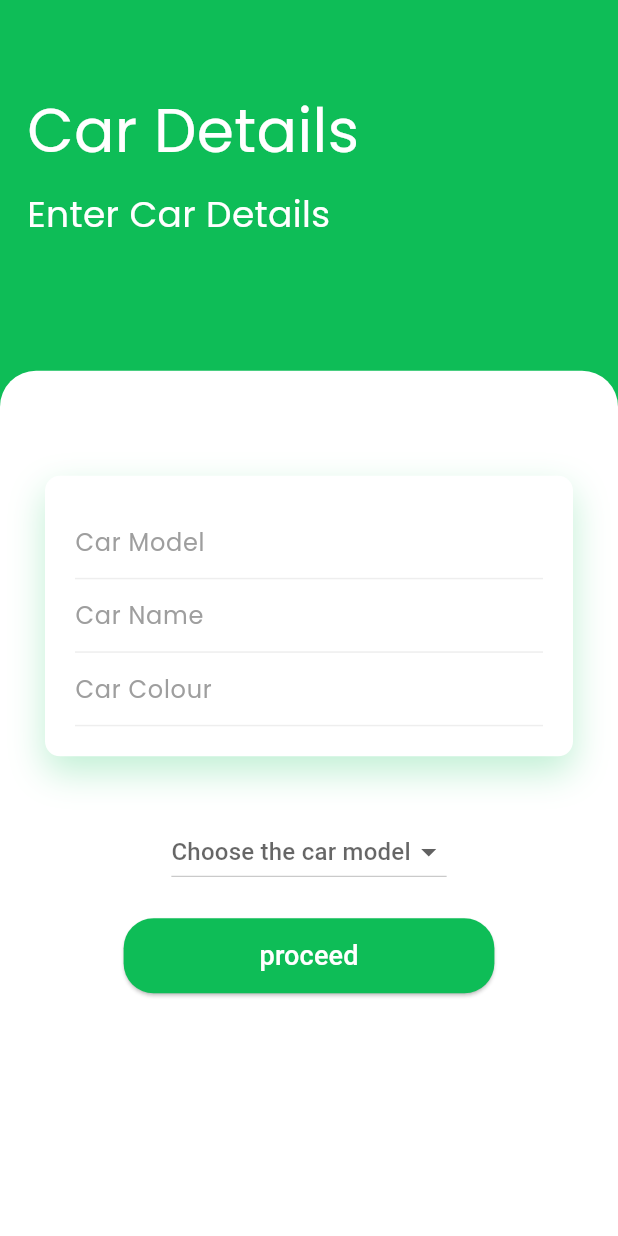
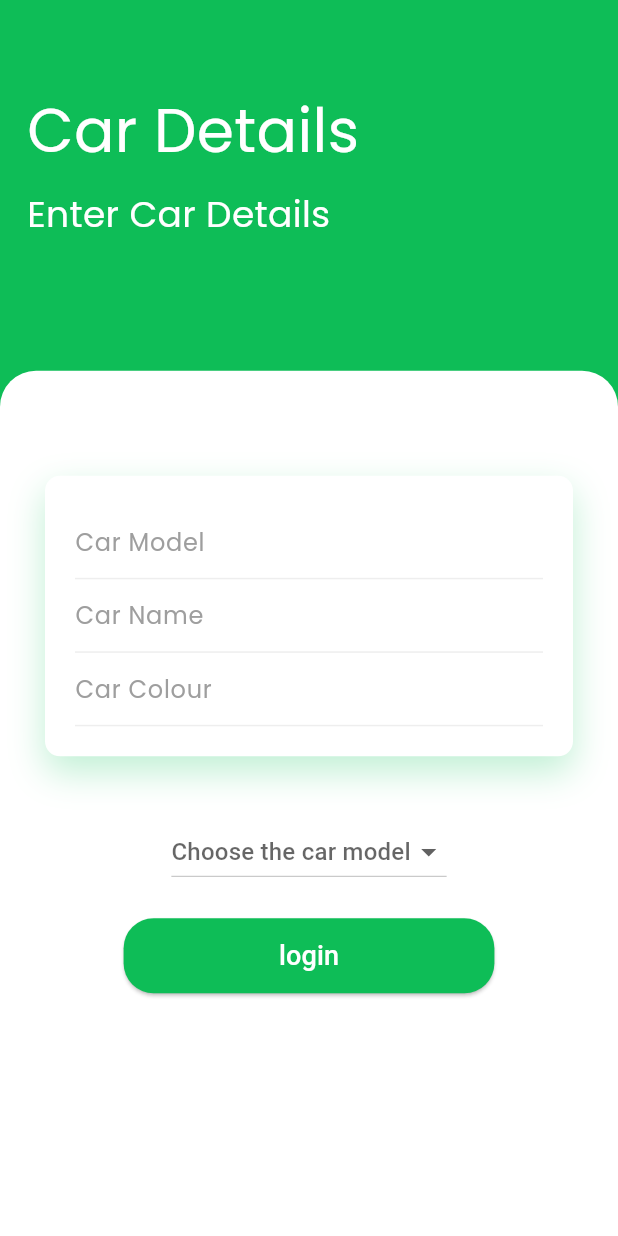
Before and after one commit to sha158/taxido_driver, a Flutter app: the CarInfo screen opened directly, on a phone screen of 412 x 824 dp. Run offline on Flutter 3.47's test engine with Material 3 defaults, Android fonts, the phone set to English and light mode, and no system bars; our stand-ins replace animated_text_kit, firebase_core, google_fonts; accounts and stored records are empty.

Commit message:
car info

```diff
--- a/lib/authentication/car_info.dart
+++ b/lib/authentication/car_info.dart
@@ -163,7 +163,7 @@ class _CarInfoState extends State<CarInfo> {
                               ),
                             ),
                             child: Text(
-                              'proceed',
+                              'login',
                               style: TextStyle(
                                 fontSize: 18,
                                 color: Colors.white,
```
